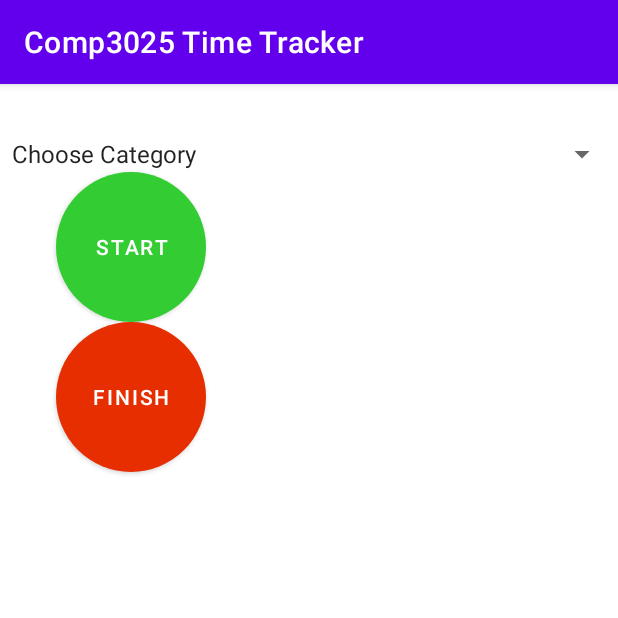
After one commit to JacobGraham02/Comp3025TimeTrackerApp, an Android app: the LogTimeActivity screen opened directly, with no data from a screen before it, on a phone screen of 412 x 824 dp, the top half of it. The commit adds this screen. Run offline under Robolectric (Android 15) with nearby library versions, the phone set to English and light mode, and no system bars.

Commit message:
Lesson 8 part 1

```diff
--- a/app/src/main/AndroidManifest.xml
+++ b/app/src/main/AndroidManifest.xml
@@ -10,8 +10,11 @@
         android:supportsRtl="true"
         android:theme="@style/Theme.Comp3025TimeTrackerKotlin">
         <activity
+            android:name=".LogTimeActivity"
+            android:exported="false" />
+        <activity
             android:name=".SigninActivity"
-            android:exported="true" >
+            android:exported="true">
             <intent-filter>
                 <action android:name="android.intent.action.MAIN" />
 
@@ -20,11 +23,7 @@
         </activity>
         <activity
             android:name=".CreateProjectActivity"
-            android:exported="true">
-        </activity>
-<!--        <activity-->
-<!--            android:name=".MainActivity"-->
-<!--            android:exported="true"></activity>-->
+            android:exported="true"></activity>
     </application>
 
 </manifest>
--- a/app/src/main/java/com/jacobdgraham/comp3025timetrackerkotlin/CreateProjectActivity.kt
+++ b/app/src/main/java/com/jacobdgraham/comp3025timetrackerkotlin/CreateProjectActivity.kt
@@ -1,5 +1,6 @@
 package com.jacobdgraham.comp3025timetrackerkotlin
 
+import android.content.Intent
 import androidx.appcompat.app.AppCompatActivity
 import android.os.Bundle
 import android.util.Log
@@ -12,7 +13,7 @@ import com.google.firebase.firestore.FirebaseFirestore
 import com.google.firebase.ktx.Firebase
 import com.jacobdgraham.comp3025timetrackerkotlin.databinding.ActivityCreateProjectBinding
 
-class CreateProjectActivity : AppCompatActivity() {
+class CreateProjectActivity : AppCompatActivity(), ProjectAdapter.ProjectItemListener {
 
     private lateinit var binding : ActivityCreateProjectBinding
     private lateinit var auth: FirebaseAuth
@@ -55,8 +56,13 @@ class CreateProjectActivity : AppCompatActivity() {
 
         val viewModel : ProjectViewModel by viewModels()
         viewModel.getProjects().observe(this, { projects ->
-            binding.recyclerView.adapter = ProjectAdapter(this, projects)
+            binding.recyclerView.adapter = ProjectAdapter(this, projects, this)
 
         })
     }
+    override fun projectSelected(project: Project) {
+        var intent = Intent(this, LogTimeActivity::class.java)
+        intent.putExtra("projectId", project.id) // Passing extra information to a new intent
+        startActivity(intent)
+    }
 }
--- /dev/null
+++ b/app/src/main/java/com/jacobdgraham/comp3025timetrackerkotlin/LogTimeActivity.kt
@@ -0,0 +1,11 @@
+package com.jacobdgraham.comp3025timetrackerkotlin
+
+import androidx.appcompat.app.AppCompatActivity
+import android.os.Bundle
+
+class LogTimeActivity : AppCompatActivity() {
+    override fun onCreate(savedInstanceState: Bundle?) {
+        super.onCreate(savedInstanceState)
+        setContentView(R.layout.activity_log_time)
+    }
+}
--- a/app/src/main/java/com/jacobdgraham/comp3025timetrackerkotlin/Project.kt
+++ b/app/src/main/java/com/jacobdgraham/comp3025timetrackerkotlin/Project.kt
@@ -9,4 +9,11 @@ data class Project(var projectName: String? = null, var description: String? = n
             "Project is not defined"
         }
     }
+
+    fun addTimeRecord(newRecord: TimeRecord) {
+        if (timeRecords == null) {
+            timeRecords = ArrayList<TimeRecord>()
+        }
+        timeRecords!!.add(newRecord)
+    }
 }
--- a/app/src/main/java/com/jacobdgraham/comp3025timetrackerkotlin/ProjectAdapter.kt
+++ b/app/src/main/java/com/jacobdgraham/comp3025timetrackerkotlin/ProjectAdapter.kt
@@ -10,12 +10,17 @@ import androidx.recyclerview.widget.RecyclerView.Adapter
 
 /**
  * Connect and access the elements in the item_project layout file
+ * The purpose of a ProjectAdapter is to make the RecyclerView 'adaptable' and able
+ * to display various Project objects and its corresponding data onto the RecyclerView.
+ * them on the RecyclerView. The ProjectAdapter takes the list of data retrieved from Firebase database and converts that to the specified data type
+ * in Project.
+ *
  */
-class ProjectAdapter(val context: Context, val projectsList: List<Project>) : RecyclerView.Adapter<ProjectAdapter.ProjectViewHolder>() {
+class ProjectAdapter(val context: Context, private val projectsList: List<Project>, val itemListener: ProjectItemListener) : RecyclerView.Adapter<ProjectAdapter.ProjectViewHolder>() {
 
     inner class ProjectViewHolder(itemView : View) : RecyclerView.ViewHolder(itemView) {
-        val projectTextView = itemView.findViewById<TextView>(R.id.projectTextView)
-        val descriptionTextView = itemView.findViewById<TextView>(R.id.descriptionTextView)
+        val projectTextView: TextView = itemView.findViewById<TextView>(R.id.projectTextView)
+        val descriptionTextView: TextView = itemView.findViewById<TextView>(R.id.descriptionTextView)
     }
 
     /**
@@ -35,6 +40,9 @@ class ProjectAdapter(val context: Context, val projectsList: List<Project>) : Re
         with (projectViewHolder) {
             projectTextView.text = project.projectName
             descriptionTextView.text = project.description
+            itemView.setOnClickListener {
+                itemListener.projectSelected(project)
+            }
         }
     }
 
@@ -44,4 +52,10 @@ class ProjectAdapter(val context: Context, val projectsList: List<Project>) : Re
     override fun getItemCount(): Int {
         return projectsList.size
     }
+
+    interface ProjectItemListener {
+        fun projectSelected(project: Project) {
+
+        }
+    }
 }
--- /dev/null
+++ b/app/src/main/res/drawable/btn_circle.xml
@@ -0,0 +1,13 @@
+<?xml version="1.0" encoding="utf-8"?>
+<selector xmlns:android="http://schemas.android.com/apk/res/android">
+    <item android:state_pressed="false">
+        <shape android:shape="oval">
+            <solid android:color="#33cc33"/>
+        </shape>
+    </item>
+    <item android:state_pressed="true">
+        <shape android:shape="oval">
+            <solid android:color="#1f7a1f"/>
+        </shape>
+    </item>
+</selector>
--- /dev/null
+++ b/app/src/main/res/layout/activity_log_time.xml
@@ -0,0 +1,88 @@
+<?xml version="1.0" encoding="utf-8"?>
+<androidx.constraintlayout.widget.ConstraintLayout xmlns:android="http://schemas.android.com/apk/res/android"
+    xmlns:app="http://schemas.android.com/apk/res-auto"
+    xmlns:tools="http://schemas.android.com/tools"
+    android:layout_width="match_parent"
+    android:layout_height="match_parent"
+    tools:context=".LogTimeActivity">
+
+    <TextView
+        android:id="@+id/projectTextView"
+        android:layout_width="wrap_content"
+        android:layout_height="wrap_content"
+        android:layout_marginTop="@dimen/std_margin"
+        android:textSize="25sp"
+        app:layout_constraintEnd_toEndOf="parent"
+        app:layout_constraintStart_toStartOf="parent"
+        app:layout_constraintTop_toTopOf="parent"
+        tools:text="COMP3025-Major Project" />
+
+    <Spinner
+        android:id="@+id/spinner"
+        android:layout_width="match_parent"
+        android:layout_height="wrap_content"
+        android:layout_margin="@dimen/std_margin"
+        android:entries="@array/categories"
+        app:layout_constraintStart_toStartOf="parent"
+        app:layout_constraintEnd_toEndOf="parent"
+        app:layout_constraintTop_toBottomOf="@id/projectTextView"/>
+
+    <Button
+        android:id="@+id/startButton"
+        android:layout_width="100dp"
+        android:layout_height="100dp"
+        android:layout_marginTop="@dimen/std_margin"
+        android:background="@drawable/btn_circle"
+        android:text="@string/start"
+        app:backgroundTint="#33cc33"
+        app:circularflow_radiusInDP="30dp"
+        app:layout_constraintEnd_toStartOf="@id/startTextView"
+        app:layout_constraintStart_toStartOf="parent"
+        app:layout_constraintTop_toBottomOf="@id/spinner" />
+
+    <TextView
+        android:id="@+id/startTextView"
+        android:layout_width="200dp"
+        android:layout_height="wrap_content"
+        app:layout_constraintBottom_toBottomOf="@id/startButton"
+        app:layout_constraintEnd_toEndOf="parent"
+        app:layout_constraintStart_toEndOf="@+id/startButton"
+        app:layout_constraintTop_toTopOf="@id/startButton"
+        tools:text="08:00:00" />
+
+    <Button
+        android:id="@+id/finishButton"
+        android:layout_width="100dp"
+        android:layout_height="100dp"
+        android:layout_marginTop="@dimen/std_margin"
+        android:background="@drawable/btn_circle"
+        android:text="@string/finish"
+        app:backgroundTint="#e62e00"
+        app:circularflow_radiusInDP="30dp"
+        app:layout_constraintEnd_toStartOf="@id/startTextView"
+        app:layout_constraintStart_toStartOf="parent"
+        app:layout_constraintTop_toBottomOf="@id/startButton" />
+
+    <TextView
+        android:id="@+id/finishTextView"
+        android:layout_width="200dp"
+        android:layout_height="wrap_content"
+        app:layout_constraintBottom_toBottomOf="@id/finishButton"
+        app:layout_constraintEnd_toEndOf="parent"
+        app:layout_constraintStart_toEndOf="@+id/finishButton"
+        app:layout_constraintTop_toTopOf="@id/finishButton"
+        tools:text="08:56:00" />
+
+    <TextView
+        android:id="@+id/totalTimeTextView"
+        android:layout_width="200dp"
+        android:layout_height="wrap_content"
+        android:layout_marginTop="@dimen/std_margin"
+        app:layout_constraintEnd_toEndOf="parent"
+        app:layout_constraintStart_toStartOf="parent"
+        app:layout_constraintTop_toBottomOf="@id/finishButton"
+        tools:text="Total Time: 56 minutes" />
+
+
+
+</androidx.constraintlayout.widget.ConstraintLayout>
--- /dev/null
+++ b/app/src/main/res/values/arrays.xml
@@ -0,0 +1,4 @@
+<?xml version="1.0" encoding="utf-8"?>
+<resources>
+    <string-array name="categories"></string-array>
+</resources>
--- a/app/src/main/res/values/dimens.xml
+++ b/app/src/main/res/values/dimens.xml
@@ -1,4 +1,5 @@
 <?xml version="1.0" encoding="utf-8"?>
 <resources>
     <dimen name="standard_margin">10dp</dimen>
+    <dimen name="std_margin" />
 </resources>
--- a/app/src/main/res/values/strings.xml
+++ b/app/src/main/res/values/strings.xml
@@ -3,4 +3,14 @@
     <string name="enter_project_name">Enter project name</string>
     <string name="enter_project_description">Enter project description</string>
     <string name="btnSubmitProject">Submit project to Firebase database</string>
+    <string name="start">Start</string>
+    <string name="finish">Finish</string>
+    <string-array name="categories">
+        <item>Choose Category</item>
+        <item>Research</item>
+        <item>Design</item>
+        <item>Development</item>
+        <item>Testing</item>
+        <item>Other</item>
+    </string-array>
 </resources>
```
